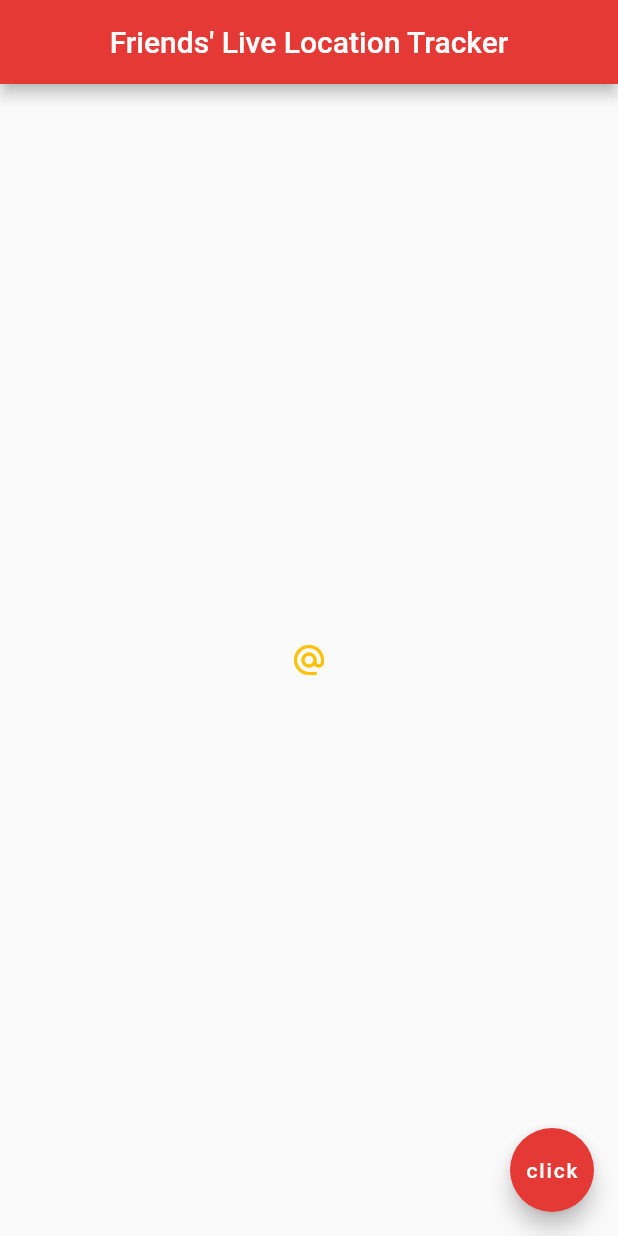
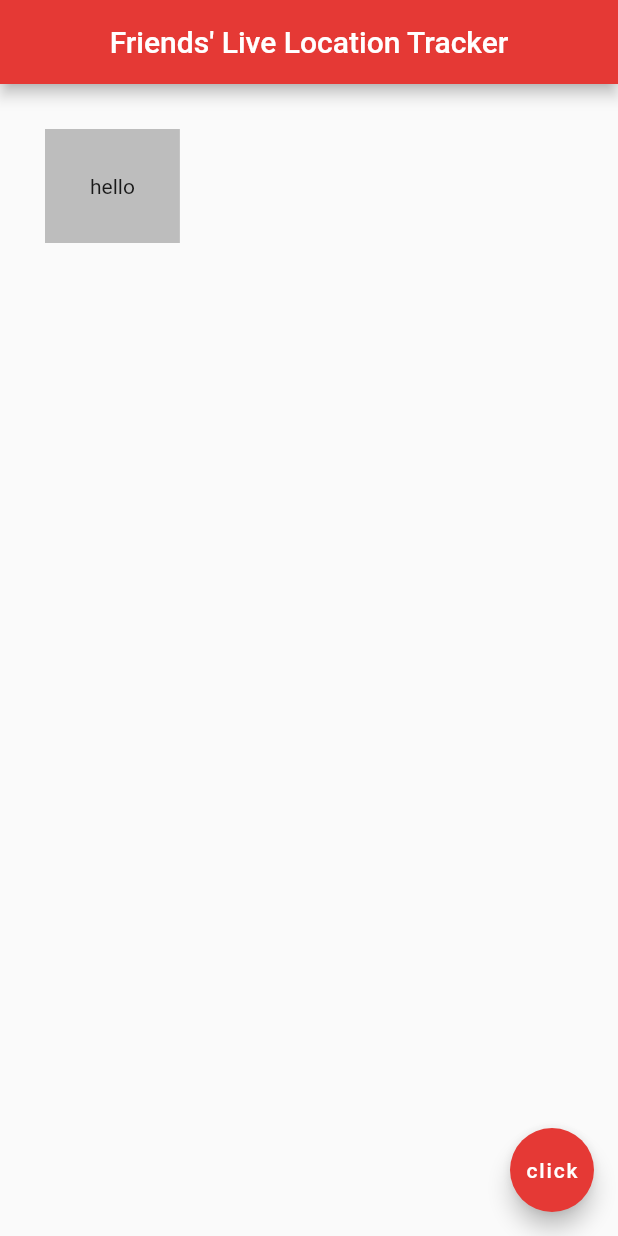
Before and after one commit to yashbg/friends_live_location_tracker, a Flutter app: the screen it shows after launch, on a phone screen of 412 x 824 dp. Run offline on Flutter 3.47's test engine with Material 2 defaults, Android fonts, the phone set to English and light mode, and no system bars.

Commit message:
Add container

```diff
--- a/lib/main.dart
+++ b/lib/main.dart
@@ -15,14 +15,11 @@ class Home extends StatelessWidget {
         centerTitle: true,
         backgroundColor: Colors.red[600],
       ),
-      body: Center(
-        child: IconButton(
-          onPressed: () {
-            print('clicked');
-          },
-          icon: Icon(Icons.alternate_email),
-          color: Colors.amber,
-        ),
+      body: Container(
+        padding: EdgeInsets.all(30.0),
+        margin: EdgeInsets.all(30.0),
+        color: Colors.grey[400],
+        child: Text('hello'),
       ),
       floatingActionButton: FloatingActionButton(
         onPressed: () {},
```
